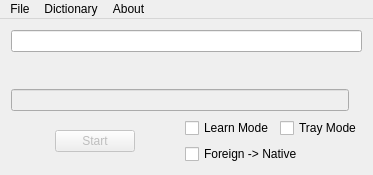
This is mainwindow.ui in ivan-selchenkov/QWord as Qt 5 draws it before an edit. The edited form follows.
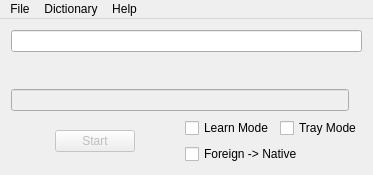
This is the edited form. Icons and pictures are not drawn.

Commit message: Translation edit & new help files

The edit to the form file:
```diff
--- a/mainwindow.ui
+++ b/mainwindow.ui
@@ -161,7 +161,7 @@
    </widget>
    <widget class="QMenu" name="menuAbout">
     <property name="title">
-     <string>About</string>
+     <string>Help</string>
     </property>
    </widget>
    <addaction name="menuFile"/>
```
Left out of the diff: 6 changed lines with no effect on the pictures. The commit also changes 9 other files.
